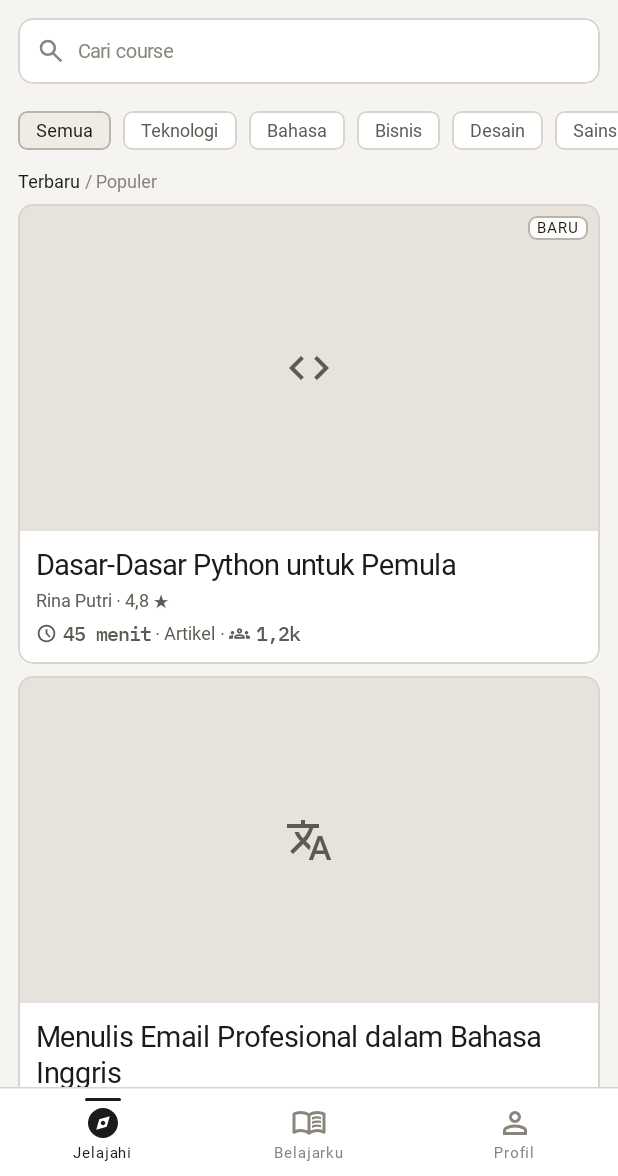
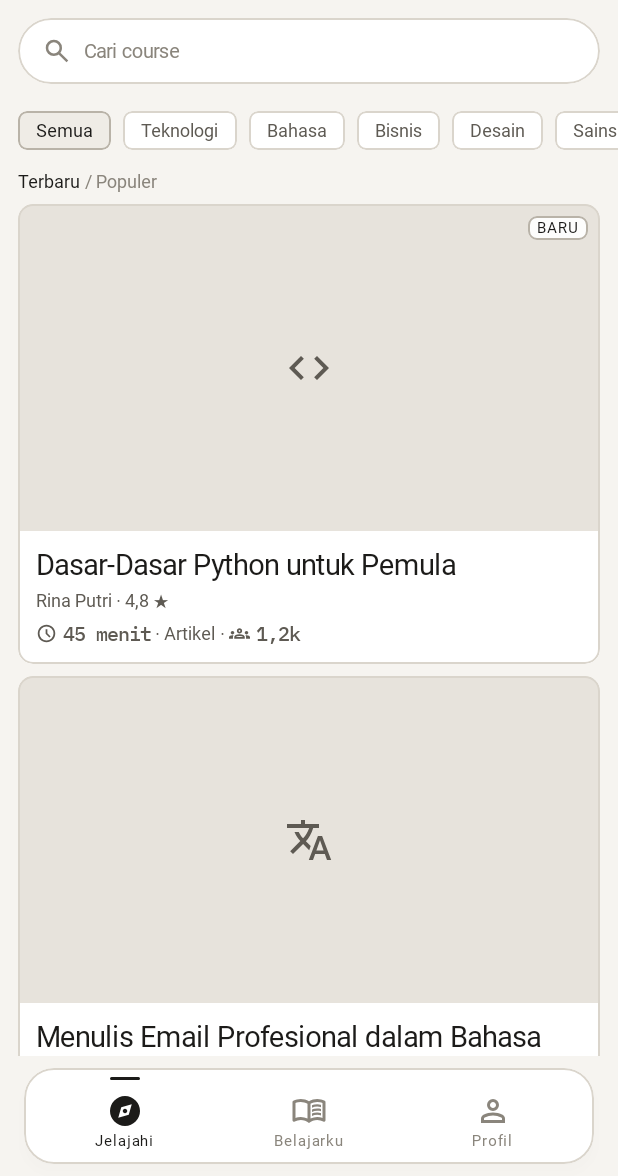
Before and after one commit to arkaceananda/Mindle, an Android app built with Jetpack Compose: the screen it shows after launch (MainActivity), on a phone screen of 412 x 824 dp, the part 60-1236 px from its top. Run offline under Robolectric (Android 15) with nearby library versions, the phone set to English and light mode, and no system bars; our stand-ins replace Firebase (no records; nobody signed in at launch, a user with empty details on screens opened directly); Roboto replaces fonts that are not available here.

Commit message:
style: round search bar and floating bottom nav

```diff
--- a/app/src/main/java/com/arka/mindle/ui/components/MindleBottomBar.kt
+++ b/app/src/main/java/com/arka/mindle/ui/components/MindleBottomBar.kt
@@ -1,6 +1,7 @@
 package com.arka.mindle.ui.components
 
 import androidx.compose.foundation.background
+import androidx.compose.foundation.border
 import androidx.compose.foundation.clickable
 import androidx.compose.foundation.layout.Arrangement
 import androidx.compose.foundation.layout.Box
@@ -12,7 +13,6 @@ import androidx.compose.foundation.layout.height
 import androidx.compose.foundation.layout.padding
 import androidx.compose.foundation.layout.size
 import androidx.compose.foundation.layout.width
-import androidx.compose.material3.HorizontalDivider
 import androidx.compose.material3.Icon
 import androidx.compose.material3.MaterialTheme
 import androidx.compose.material3.Text
@@ -20,6 +20,7 @@ import androidx.compose.runtime.Composable
 import androidx.compose.ui.Alignment
 import androidx.compose.ui.Modifier
 import androidx.compose.ui.draw.clip
+import androidx.compose.ui.draw.shadow
 import androidx.compose.ui.graphics.painter.Painter
 import androidx.compose.ui.semantics.Role
 import androidx.compose.ui.unit.dp
@@ -41,17 +42,29 @@ fun MindleBottomBar(
 ) {
     val scheme = MaterialTheme.colorScheme
     val app = LocalAppColors.current
+    val shape = androidx.compose.foundation.shape.RoundedCornerShape(20.dp)
 
-    Column(
+    Box(
         modifier = modifier
             .fillMaxWidth()
-            .background(scheme.surface),
+            .padding(horizontal = Spacing.xl, vertical = Spacing.md),
     ) {
-        HorizontalDivider(color = app.line, thickness = 1.dp)
         Row(
             modifier = Modifier
                 .fillMaxWidth()
-                .height(58.dp),
+                .shadow(
+                    elevation = 4.dp,
+                    shape = shape,
+                    clip = false,
+                    ambientColor = scheme.onSurface.copy(alpha = 0.08f),
+                    spotColor = scheme.onSurface.copy(alpha = 0.08f),
+                )
+                .clip(shape)
+                .border(1.dp, app.line, shape)
+                .background(scheme.surface, shape)
+                .height(64.dp)
+                .padding(horizontal = Spacing.sm),
+            horizontalArrangement = Arrangement.SpaceEvenly,
         ) {
             items.forEachIndexed { index, item ->
                 val selected = index == selectedIndex
@@ -59,18 +72,18 @@ fun MindleBottomBar(
                 Column(
                     modifier = Modifier
                         .weight(1f)
-                        .height(58.dp)
-                        .clickable(role = Role.Tab) { onSelect(index) }
-                        .padding(bottom = Spacing.sm),
+                        .height(64.dp)
+                        .clip(MaterialTheme.shapes.medium)
+                        .clickable(role = Role.Tab) { onSelect(index) },
                     horizontalAlignment = Alignment.CenterHorizontally,
                 ) {
                     Box(
                         modifier = Modifier
                             .padding(top = Spacing.sm)
                             .height(2.dp)
-                            .width(24.dp)
+                            .width(20.dp)
                             .clip(MaterialTheme.shapes.extraSmall)
-                            .background(if (selected) scheme.onSurface else scheme.surface),
+                            .background(if (selected) scheme.onSurface else androidx.compose.ui.graphics.Color.Transparent),
                     )
                     Spacer(Modifier.weight(1f))
                     Icon(
--- a/app/src/main/java/com/arka/mindle/ui/explore/ExploreScreen.kt
+++ b/app/src/main/java/com/arka/mindle/ui/explore/ExploreScreen.kt
@@ -145,7 +145,7 @@ private fun ExploreTopBar() {
 private fun SearchPill(onClick: () -> Unit) {
     val scheme = MaterialTheme.colorScheme
     val app = LocalAppColors.current
-    val shape = MaterialTheme.shapes.medium
+    val shape = androidx.compose.foundation.shape.RoundedCornerShape(50)
     Row(
         modifier = Modifier
             .fillMaxWidth()
@@ -154,7 +154,7 @@ private fun SearchPill(onClick: () -> Unit) {
             .border(1.dp, app.line, shape)
             .background(scheme.surface, shape)
             .clickable(onClick = onClick)
-            .padding(horizontal = Spacing.lg),
+            .padding(horizontal = Spacing.xl),
         verticalAlignment = Alignment.CenterVertically,
     ) {
         Icon(
--- a/app/src/main/java/com/arka/mindle/ui/shell/AppShell.kt
+++ b/app/src/main/java/com/arka/mindle/ui/shell/AppShell.kt
@@ -6,6 +6,7 @@ import androidx.compose.foundation.layout.Spacer
 import androidx.compose.foundation.layout.fillMaxSize
 import androidx.compose.foundation.layout.fillMaxWidth
 import androidx.compose.foundation.layout.height
+import androidx.compose.foundation.layout.navigationBarsPadding
 import androidx.compose.foundation.layout.padding
 import androidx.compose.material3.ExperimentalMaterial3Api
 import androidx.compose.material3.MaterialTheme
@@ -75,6 +76,7 @@ fun AppShell(
             MindleBottomBar(
                 items = items,
                 selectedIndex = selectedIndex,
+                modifier = Modifier.navigationBarsPadding(),
                 onSelect = { index ->
                     val tab = ShellTab.entries[index]
                     val gated = tab != ShellTab.EXPLORE
```
